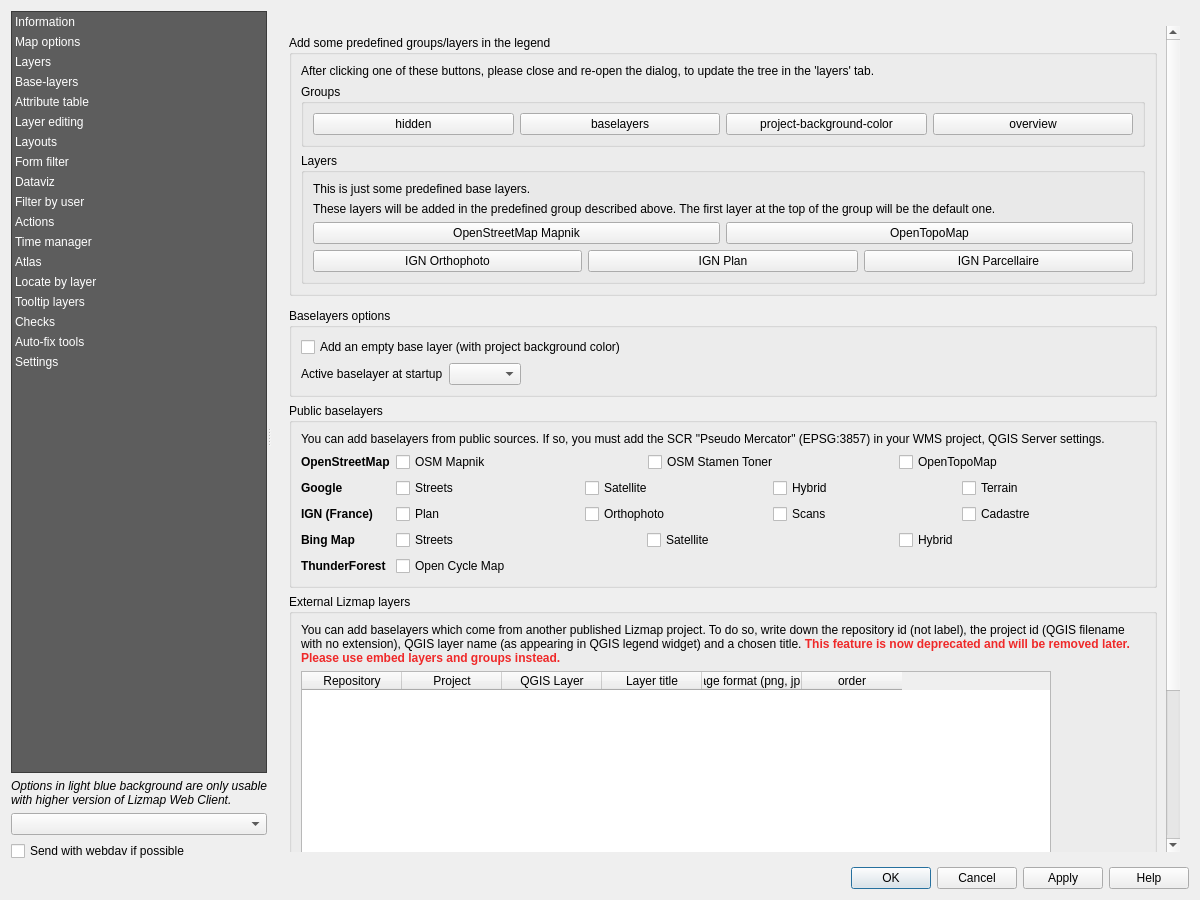
Above: lizmap/resources/ui/ui_lizmap.ui from 3liz/lizmap-plugin before the change. Below: the same form after it.
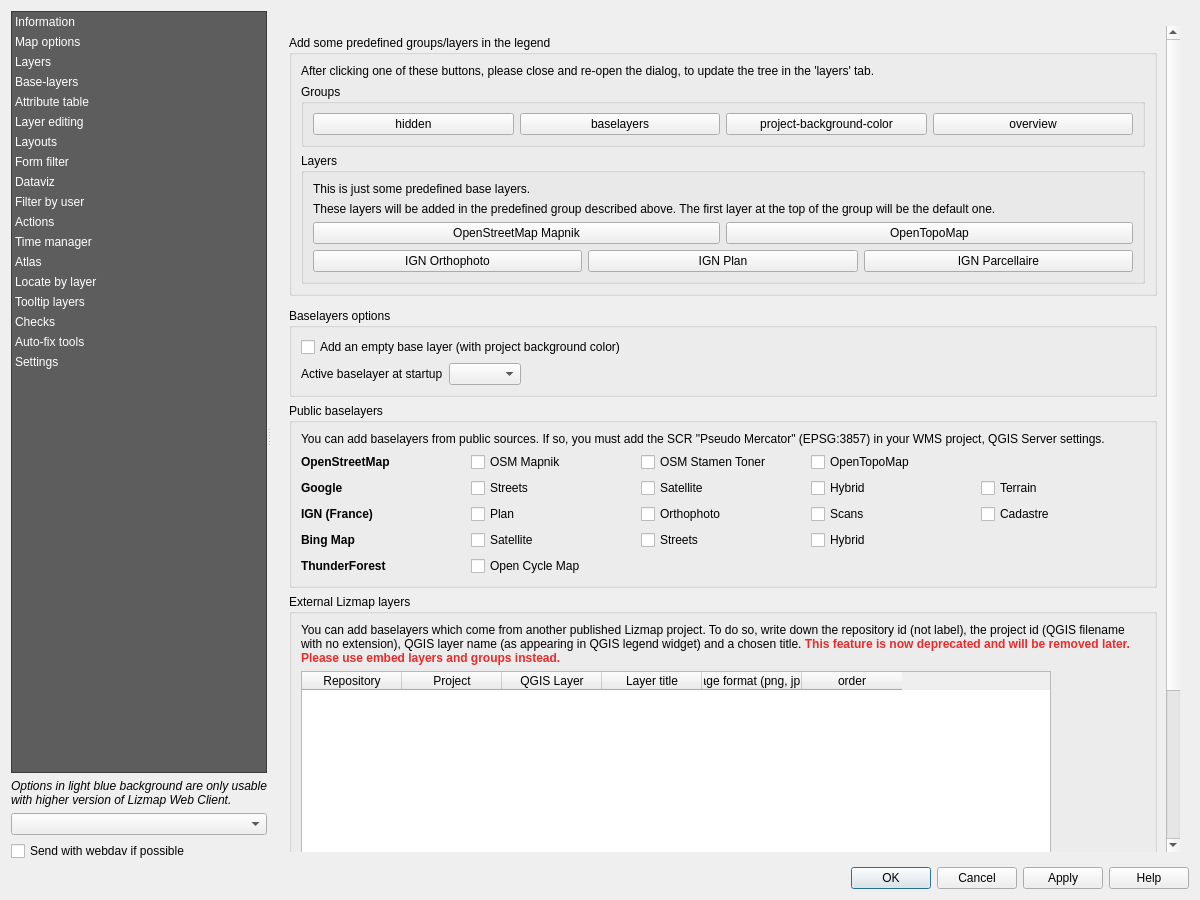
That is the form after the change. The open tabs and pages were chosen to show the change. Custom widgets are drawn as their Qt base class.

Commit message: UX - Disable the empty base layer checkbox if more than 3.7 and we have a baselayers group

```diff
--- a/lizmap/resources/ui/ui_lizmap.ui
+++ b/lizmap/resources/ui/ui_lizmap.ui
@@ -2418,7 +2418,51 @@
                    </widget>
                   </item>
                   <item>
-                   <layout class="QFormLayout" name="formLayout_8">
+                   <layout class="QGridLayout" name="gridLayout_9">
+                    <item row="3" column="0">
+                     <widget class="QLabel" name="label_35">
+                      <property name="font">
+                       <font>
+                        <weight>75</weight>
+                        <bold>true</bold>
+                       </font>
+                      </property>
+                      <property name="text">
+                       <string>IGN (France)</string>
+                      </property>
+                     </widget>
+                    </item>
+                    <item row="3" column="4">
+                     <widget class="QCheckBox" name="cbIgnCadastral">
+                      <property name="styleSheet">
+                       <string notr="true"/>
+                      </property>
+                      <property name="text">
+                       <string>Cadastre</string>
+                      </property>
+                     </widget>
+                    </item>
+                    <item row="5" column="1">
+                     <widget class="QCheckBox" name="cbOCM">
+                      <property name="text">
+                       <string>Open Cycle Map</string>
+                      </property>
+                     </widget>
+                    </item>
+                    <item row="1" column="1">
+                     <widget class="QCheckBox" name="cbGoogleStreets">
+                      <property name="text">
+                       <string>Streets</string>
+                      </property>
+                     </widget>
+                    </item>
+                    <item row="1" column="2">
+                     <widget class="QCheckBox" name="cbGoogleSatellite">
+                      <property name="text">
+                       <string>Satellite</string>
+                      </property>
+                     </widget>
+                    </item>
                     <item row="0" column="0">
                      <widget class="QLabel" name="label_32">
                       <property name="font">
@@ -2432,33 +2476,36 @@
                       </property>
                      </widget>
                     </item>
+                    <item row="1" column="3">
+                     <widget class="QCheckBox" name="cbGoogleHybrid">
+                      <property name="text">
+                       <string>Hybrid</string>
+                      </property>
+                     </widget>
+                    </item>
+                    <item row="3" column="1">
+                     <widget class="QCheckBox" name="cbIgnStreets">
+                      <property name="text">
+                       <string>Plan</string>
+                      </property>
+                     </widget>
+                    </item>
+                    <item row="0" column="2">
+                     <widget class="QCheckBox" name="cbOsmStamenToner">
+                      <property name="styleSheet">
+                       <string notr="true"/>
+                      </property>
+                      <property name="text">
+                       <string>OSM Stamen Toner</string>
+                      </property>
+                     </widget>
+                    </item>
                     <item row="0" column="1">
-                     <layout class="QHBoxLayout" name="horizontalLayout_9">
-                      <item>
-                       <widget class="QCheckBox" name="cbOsmMapnik">
-                        <property name="text">
-                         <string>OSM Mapnik</string>
-                        </property>
-                       </widget>
-                      </item>
-                      <item>
-                       <widget class="QCheckBox" name="cbOsmStamenToner">
-                        <property name="styleSheet">
-                         <string notr="true"/>
-                        </property>
-                        <property name="text">
-                         <string>OSM Stamen Toner</string>
-                        </property>
-                       </widget>
-                      </item>
-                      <item>
-                       <widget class="QCheckBox" name="cb_open_topo_map">
-                        <property name="text">
-                         <string>OpenTopoMap</string>
-                        </property>
-                       </widget>
-                      </item>
-                     </layout>
+                     <widget class="QCheckBox" name="cbOsmMapnik">
+                      <property name="text">
+                       <string>OSM Mapnik</string>
+                      </property>
+                     </widget>
                     </item>
                     <item row="1" column="0">
                      <widget class="QLabel" name="label_33">
@@ -2473,52 +2520,8 @@
                       </property>
                      </widget>
                     </item>
-                    <item row="1" column="1">
-                     <layout class="QHBoxLayout" name="horizontalLayout_21">
-                      <property name="spacing">
-                       <number>5</number>
-                      </property>
-                      <property name="sizeConstraint">
-                       <enum>QLayout::SetDefaultConstraint</enum>
-                      </property>
-                      <property name="topMargin">
-                       <number>0</number>
-                      </property>
-                      <property name="rightMargin">
-                       <number>0</number>
-                      </property>
-                      <item>
-                       <widget class="QCheckBox" name="cbGoogleStreets">
-                        <property name="text">
-                         <string>Streets</string>
-                        </property>
-                       </widget>
-                      </item>
-                      <item>
-                       <widget class="QCheckBox" name="cbGoogleSatellite">
-                        <property name="text">
-                         <string>Satellite</string>
-                        </property>
-                       </widget>
-                      </item>
-                      <item>
-                       <widget class="QCheckBox" name="cbGoogleHybrid">
-                        <property name="text">
-                         <string>Hybrid</string>
-                        </property>
-                       </widget>
-                      </item>
-                      <item>
-                       <widget class="QCheckBox" name="cbGoogleTerrain">
-                        <property name="text">
-                         <string>Terrain</string>
-                        </property>
-                       </widget>
-                      </item>
-                     </layout>
-                    </item>
-                    <item row="2" column="0">
-                     <widget class="QLabel" name="label_35">
+                    <item row="5" column="0">
+                     <widget class="QLabel" name="label_33">
                       <property name="font">
                        <font>
                         <weight>75</weight>
@@ -2526,58 +2529,39 @@
                        </font>
                       </property>
                       <property name="text">
-                       <string>IGN (France)</string>
+                       <string>ThunderForest</string>
                       </property>
                      </widget>
                     </item>
-                    <item row="2" column="1">
-                     <layout class="QHBoxLayout" name="horizontalLayout_13">
-                      <property name="spacing">
-                       <number>5</number>
+                    <item row="3" column="3">
+                     <widget class="QCheckBox" name="cbIgnTerrain">
+                      <property name="text">
+                       <string>Scans</string>
                       </property>
-                      <property name="sizeConstraint">
-                       <enum>QLayout::SetDefaultConstraint</enum>
+                     </widget>
+                    </item>
+                    <item row="1" column="4">
+                     <widget class="QCheckBox" name="cbGoogleTerrain">
+                      <property name="text">
+                       <string>Terrain</string>
                       </property>
-                      <property name="topMargin">
-                       <number>0</number>
+                     </widget>
+                    </item>
+                    <item row="0" column="3">
+                     <widget class="QCheckBox" name="cb_open_topo_map">
+                      <property name="text">
+                       <string>OpenTopoMap</string>
                       </property>
-                      <property name="rightMargin">
-                       <number>0</number>
+                     </widget>
+                    </item>
+                    <item row="3" column="2">
+                     <widget class="QCheckBox" name="cbIgnSatellite">
+                      <property name="text">
+                       <string>Orthophoto</string>
                       </property>
-                      <item>
-                       <widget class="QCheckBox" name="cbIgnStreets">
-                        <property name="text">
-                         <string>Plan</string>
-                        </property>
-                       </widget>
-                      </item>
-                      <item>
-                       <widget class="QCheckBox" name="cbIgnSatellite">
-                        <property name="text">
-                         <string>Orthophoto</string>
-                        </property>
-                       </widget>
-                      </item>
-                      <item>
-                       <widget class="QCheckBox" name="cbIgnTerrain">
-                        <property name="text">
-                         <string>Scans</string>
-                        </property>
-                       </widget>
-                      </item>
-                      <item>
-                       <widget class="QCheckBox" name="cbIgnCadastral">
-                        <property name="styleSheet">
-                         <string notr="true"/>
-                        </property>
-                        <property name="text">
-                         <string>Cadastre</string>
-                        </property>
-                       </widget>
-                      </item>
-                     </layout>
+                     </widget>
                     </item>
-                    <item row="3" column="0">
+                    <item row="4" column="0">
                      <widget class="QLabel" name="label_34">
                       <property name="font">
                        <font>
@@ -2590,60 +2574,24 @@
                       </property>
                      </widget>
                     </item>
-                    <item row="3" column="1">
-                     <layout class="QHBoxLayout" name="horizontalLayout_18">
-                      <property name="spacing">
-                       <number>5</number>
-                      </property>
-                      <property name="sizeConstraint">
-                       <enum>QLayout::SetDefaultConstraint</enum>
-                      </property>
-                      <property name="topMargin">
-                       <number>0</number>
-                      </property>
-                      <property name="rightMargin">
-                       <number>0</number>
-                      </property>
-                      <item>
-                       <widget class="QCheckBox" name="cbBingStreets">
-                        <property name="text">
-                         <string>Streets</string>
-                        </property>
-                       </widget>
-                      </item>
-                      <item>
-                       <widget class="QCheckBox" name="cbBingSatellite">
-                        <property name="text">
-                         <string>Satellite</string>
-                        </property>
-                       </widget>
-                      </item>
-                      <item>
-                       <widget class="QCheckBox" name="cbBingHybrid">
-                        <property name="text">
-                         <string>Hybrid</string>
-                        </property>
-                       </widget>
-                      </item>
-                     </layout>
-                    </item>
-                    <item row="4" column="0">
-                     <widget class="QLabel" name="label_33">
-                      <property name="font">
-                       <font>
-                        <weight>75</weight>
-                        <bold>true</bold>
-                       </font>
-                      </property>
-                      <property name="text">
-                       <string>ThunderForest</string>
-                      </property>
-                     </widget>
-                    </item>
                     <item row="4" column="1">
-                     <widget class="QCheckBox" name="cbOCM">
+                     <widget class="QCheckBox" name="cbBingSatellite">
                       <property name="text">
-                       <string>Open Cycle Map</string>
+                       <string>Satellite</string>
+                      </property>
+                     </widget>
+                    </item>
+                    <item row="4" column="2">
+                     <widget class="QCheckBox" name="cbBingStreets">
+                      <property name="text">
+                       <string>Streets</string>
+                      </property>
+                     </widget>
+                    </item>
+                    <item row="4" column="3">
+                     <widget class="QCheckBox" name="cbBingHybrid">
+                      <property name="text">
+                       <string>Hybrid</string>
                       </property>
                      </widget>
                     </item>
```
The commit also changes 2 other files.
